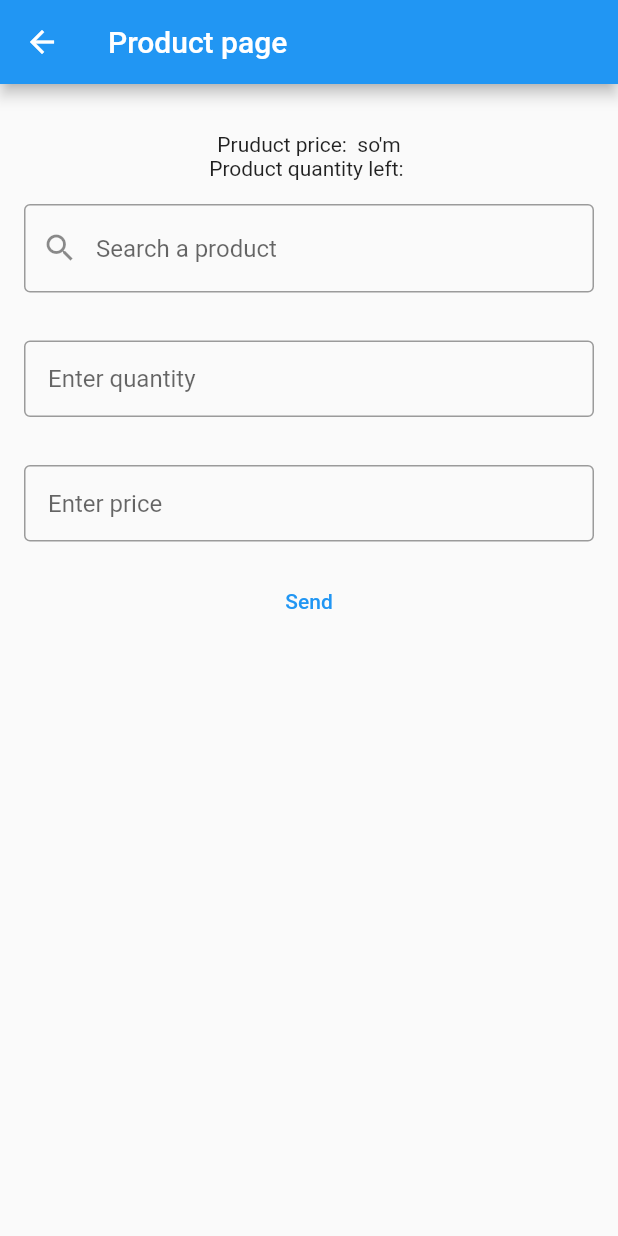
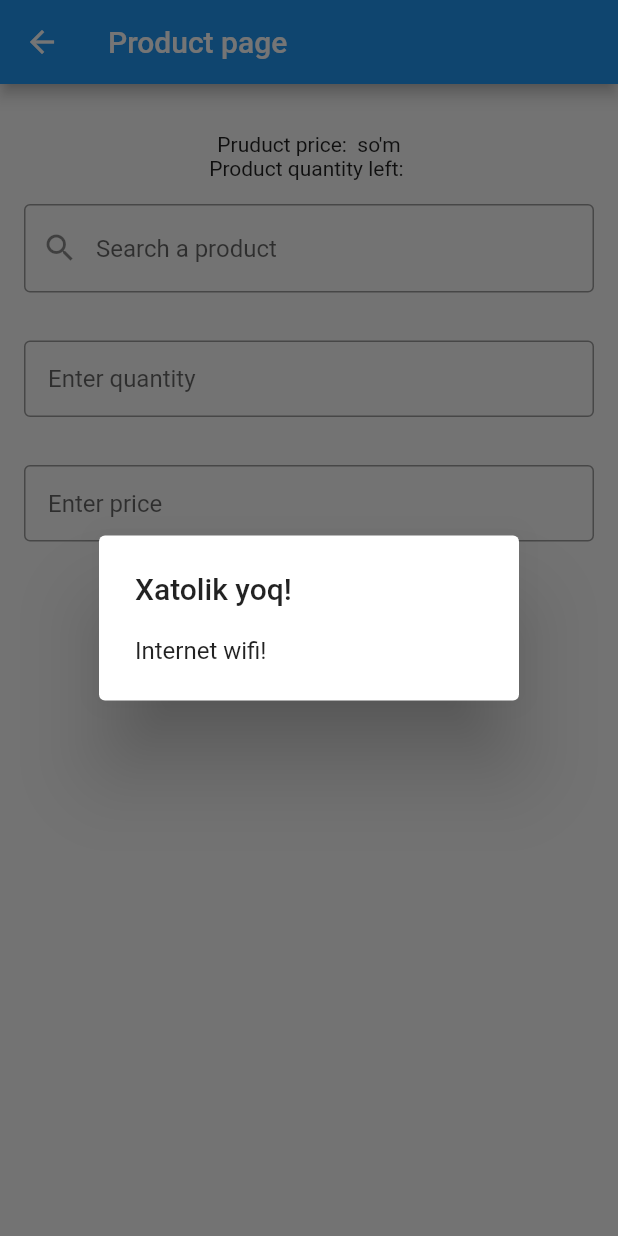
Before and after one commit to Alfraganus/flutterLearn, a Flutter app: the ProductForm screen opened directly, on a phone screen of 412 x 824 dp. Run offline on Flutter 3.47's test engine with Material 2 defaults, Android fonts, the phone set to English and light mode, and no system bars; drawn by our look-alikes of flutter_typeahead; our stand-ins replace connectivity, faker, file, shared_preferences; missing offline and left inert: dart:html; accounts and stored records are empty; network calls fail; statements that could not run were skipped.

```diff
--- a/lib/pages/sale_form.dart
+++ b/lib/pages/sale_form.dart
@@ -9,6 +9,7 @@ import 'package:flutter_app/models/userApi.dart';
 import 'package:flutter_typeahead/flutter_typeahead.dart';
 import 'package:shared_preferences/shared_preferences.dart';
 import 'package:http/http.dart' as http;
+import 'package:connectivity/connectivity.dart';
 
 import 'homepage.dart';
 
@@ -27,6 +28,8 @@ void emptyDatas()
   newproducts =[];
 }
 
+
+
 class ProductForm extends StatefulWidget {
   @override
   _ProductFormState createState() => _ProductFormState();
@@ -42,6 +45,7 @@ class _ProductFormState extends State<ProductForm> {
   @override
   void initState() {
     super.initState();
+    _checkInternetConnection();
     SharedPreferences.getInstance().then((prefs) {
       setState(() => sharedPrefs = prefs.get('token'));
     });
@@ -158,7 +162,21 @@ class _ProductFormState extends State<ProductForm> {
           ),
           TextButton(
             onPressed: () {
-              addItemToList();
+             if(product_id !='' || quantityController.text != '' || priceController.text != '') {
+               addItemToList();
+               product_id='';
+               product = 'Search a product';
+               quantityController.text='';
+               priceController.text='';
+             } else {
+               showDialog(
+                 context: context,
+                 builder: (BuildContext context) {
+                   return   _showDialog('Xatolik bor!','Barcha maydonlar toldirilishi shart!');
+                 },
+               );
+
+            }
             },
             child: Text('Send'),
           ),
@@ -213,8 +231,32 @@ class _ProductFormState extends State<ProductForm> {
           ) :Text('')
         ],
       ),
+    );
+  }
+
+  _showDialog(title,text) {
+    showDialog(
+      context: context,
+      builder: (context) {
+        return   AlertDialog(
+          title: Text(title),
+          content: Text(text),
+        );;
+      },
+    );
+  }
+
+  _checkInternetConnection() async {
+    var result = await Connectivity().checkConnectivity();
+    if(result == ConnectivityResult.none) {
+      _showDialog('Xatolik bor!','Internet mavjud emas!');
+    } else if(result == ConnectivityResult.wifi) {
+      _showDialog('Xatolik yoq!','Internet wifi!');
+    }
+    else if(result == ConnectivityResult.mobile) {
+      _showDialog('Xatolik yoq!','Internet mobilniki!');
+    }
+  }
 
 
-    );
-  }
 }
--- a/pubspec.yaml
+++ b/pubspec.yaml
@@ -22,6 +22,7 @@ environment:
 
 dependencies:
   searchable_dropdown:
+  connectivity: ^3.0.6
   flutter:
     sdk: flutter
   http: ^0.13.1
```
Also changed, not shown: pubspec.lock.
